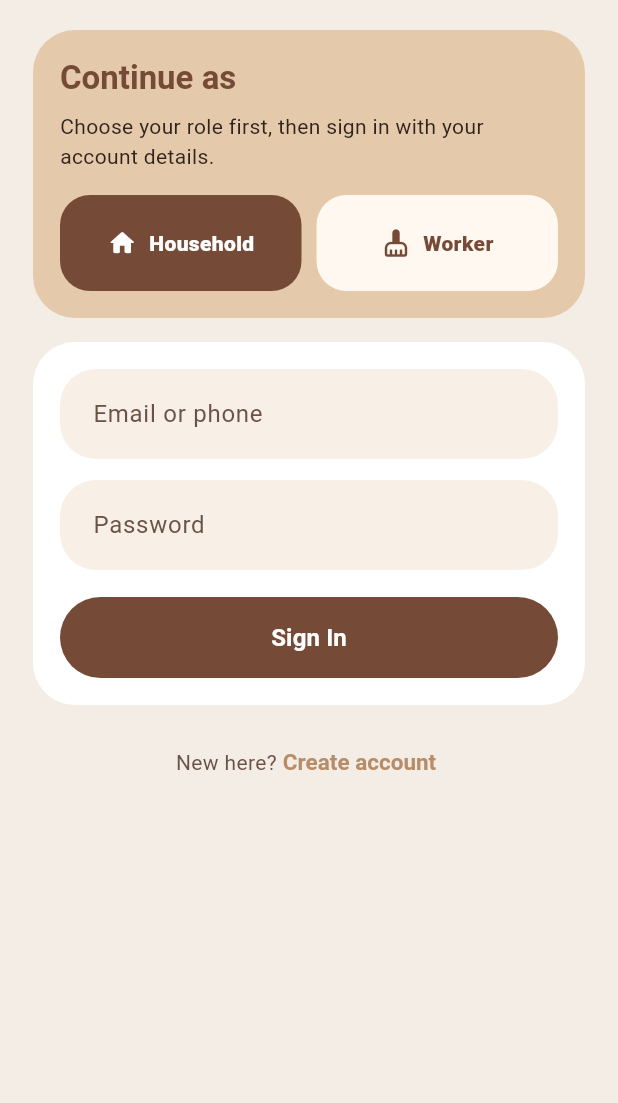
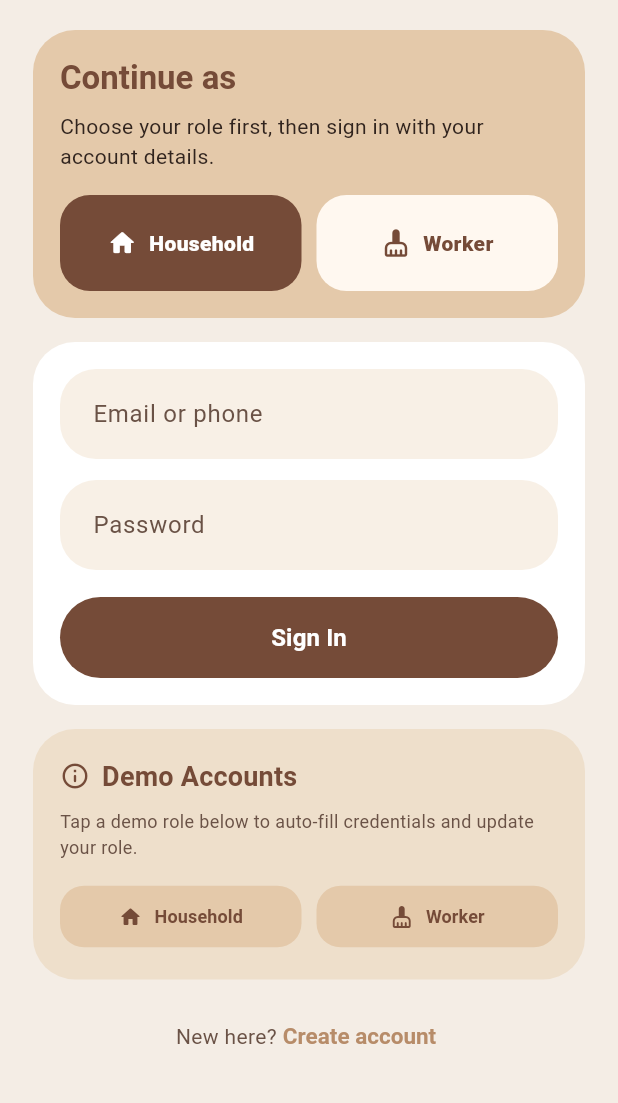
Before and after one commit to AbuZar-Babar/HomeEase, a Flutter app: the screen it shows after launch, after a tap on "Skip", on a phone screen of 412 x 824 dp, the part 123-1226 px from its top. Run offline on Flutter 3.47's test engine with Material 3 defaults, Android fonts, the phone set to English and light mode, and no system bars; accounts and stored records are empty.

Commit message:
feat: implement authentication system with dummy service and sign-in screen UI

```diff
--- /dev/null
+++ b/Home Ease Project/MobileApp/homeease/lib/data/dummy_auth_service.dart
@@ -0,0 +1,88 @@
+import '../models/worker_profile.dart';
+
+class DummyAuthService {
+  // Singleton pattern
+  static final DummyAuthService _instance = DummyAuthService._internal();
+  factory DummyAuthService() => _instance;
+
+  DummyAuthService._internal() {
+    // Seed initial demo users
+    _users.addAll([
+      AppUser(
+        id: 'h_demo_1',
+        fullName: 'Babar Khan',
+        email: 'household@homeease.com',
+        phone: '+923001234567',
+        password: 'password123',
+        role: 'Household',
+        accountStatus: 'Active',
+        createdAt: DateTime.now().subtract(const Duration(days: 30)),
+      ),
+      AppUser(
+        id: 'worker_1', // Rabia Bibi in SampleData.workers
+        fullName: 'Rabia Bibi',
+        email: 'worker@homeease.com',
+        phone: '+923111234567',
+        password: 'password123',
+        role: 'Worker',
+        accountStatus: 'Active',
+        createdAt: DateTime.now().subtract(const Duration(days: 30)),
+      ),
+    ]);
+  }
+
+  final List<AppUser> _users = [];
+  AppUser? _currentUser;
+
+  AppUser? get currentUser => _currentUser;
+
+  /// Validates email/password/role and returns the signed-in [AppUser] if successful,
+  /// otherwise returns null.
+  AppUser? signIn(String email, String password, String role) {
+    try {
+      final user = _users.firstWhere(
+        (u) =>
+            u.email.trim().toLowerCase() == email.trim().toLowerCase() &&
+            u.password == password &&
+            u.role.toLowerCase() == role.toLowerCase(),
+      );
+      _currentUser = user;
+      return user;
+    } catch (_) {
+      return null;
+    }
+  }
+
+  /// Registers a new user dynamically in-memory and auto-signs them in.
+  AppUser signUp({
+    required String name,
+    required String email,
+    required String phone,
+    required String password,
+    required String role,
+  }) {
+    final newUser = AppUser(
+      id: 'u_${DateTime.now().millisecondsSinceEpoch}',
+      fullName: name,
+      email: email,
+      phone: phone,
+      password: password,
+      role: role,
+      accountStatus: 'Active',
+      createdAt: DateTime.now(),
+    );
+    _users.add(newUser);
+    _currentUser = newUser;
+    return newUser;
+  }
+
+  /// Signs out the current user.
+  void signOut() {
+    _currentUser = null;
+  }
+
+  /// Get the seeded demo accounts for quick auto-fill.
+  List<AppUser> getDemoAccounts() {
+    return _users.where((u) => u.id.startsWith('h_demo') || u.id == 'worker_1').toList();
+  }
+}
--- a/Home Ease Project/MobileApp/homeease/lib/screens/home_search_screen.dart
+++ b/Home Ease Project/MobileApp/homeease/lib/screens/home_search_screen.dart
@@ -1,6 +1,7 @@
 import 'package:flutter/material.dart';
 import 'package:flutter/services.dart';
 
+import '../data/dummy_auth_service.dart';
 import '../models/worker_profile.dart';
 import '../theme/home_ease_theme.dart';
 import '../widgets/app_scaffold.dart';
@@ -173,8 +174,12 @@ class _HomeSearchScreenState extends State<HomeSearchScreen> {
   Widget build(BuildContext context) {
     final filteredList = _getFilteredWorkers();
 
+    final currentUser = DummyAuthService().currentUser;
+    final subtitle = currentUser != null ? 'Welcome back, ${currentUser.fullName}' : null;
+
     return AppScaffold(
       title: 'Find help nearby',
+      subtitle: subtitle,
       onLogout: widget.onLogout,
       child: Column(
         crossAxisAlignment: CrossAxisAlignment.start,
--- a/Home Ease Project/MobileApp/homeease/lib/screens/sign_in_screen.dart
+++ b/Home Ease Project/MobileApp/homeease/lib/screens/sign_in_screen.dart
@@ -1,6 +1,7 @@
 import 'package:flutter/material.dart';
 import 'package:flutter/services.dart';
 
+import '../data/dummy_auth_service.dart';
 import '../theme/home_ease_theme.dart';
 import '../widgets/app_scaffold.dart';
 import '../widgets/home_ease_widgets.dart';
@@ -117,19 +118,117 @@ class _SignInScreenState extends State<SignInScreen> {
                 HomeEaseButton(
                   label: 'Sign In',
                   onPressed: () {
-                    if (_emailController.text.trim().isEmpty ||
-                        _passwordController.text.trim().isEmpty) {
+                    final email = _emailController.text.trim();
+                    final password = _passwordController.text;
+                    if (email.isEmpty || password.isEmpty) {
                       ScaffoldMessenger.of(context).showSnackBar(
                         const SnackBar(content: Text('Please enter your email and password.')),
                       );
                       return;
                     }
-                    if (_selectedRole == 'Household') {
-                      widget.onSignIn();
+
+                    final user = DummyAuthService().signIn(email, password, _selectedRole);
+                    if (user != null) {
+                      if (_selectedRole == 'Household') {
+                        widget.onSignIn();
+                      } else {
+                        widget.onWorkerSignIn();
+                      }
                     } else {
-                      widget.onWorkerSignIn();
+                      ScaffoldMessenger.of(context).showSnackBar(
+                        SnackBar(
+                          content: Text(
+                            'Invalid credentials for $_selectedRole. Try a demo account or sign up.',
+                          ),
+                        ),
+                      );
                     }
                   },
+                ),
+              ],
+            ),
+          ),
+          const SizedBox(height: 16),
+          HomeEaseCard(
+            color: HomeEaseTheme.card,
+            child: Column(
+              crossAxisAlignment: CrossAxisAlignment.start,
+              children: [
+                Row(
+                  children: [
+                    const Icon(Icons.info_outline_rounded, color: HomeEaseTheme.brand, size: 20),
+                    const SizedBox(width: 8),
+                    Text(
+                      'Demo Accounts',
+                      style: Theme.of(context).textTheme.titleMedium?.copyWith(
+                            color: HomeEaseTheme.brand,
+                            fontWeight: FontWeight.bold,
+                          ),
+                    ),
+                  ],
+                ),
+                const SizedBox(height: 8),
+                const Text(
+                  'Tap a demo role below to auto-fill credentials and update your role.',
+                  style: TextStyle(fontSize: 12, color: HomeEaseTheme.muted),
+                ),
+                const SizedBox(height: 14),
+                Row(
+                  children: [
+                    Expanded(
+                      child: ElevatedButton.icon(
+                        icon: const Icon(Icons.home_rounded, size: 16),
+                        label: const Text('Household', style: TextStyle(fontSize: 12, fontWeight: FontWeight.bold)),
+                        style: ElevatedButton.styleFrom(
+                          backgroundColor: HomeEaseTheme.cardDark,
+                          foregroundColor: HomeEaseTheme.brand,
+                          elevation: 0,
+                          padding: const EdgeInsets.symmetric(vertical: 12),
+                          shape: RoundedRectangleBorder(
+                            borderRadius: BorderRadius.circular(16),
+                          ),
+                        ),
+                        onPressed: () {
+                          HapticFeedback.mediumImpact();
+                          setState(() {
+                            _selectedRole = 'Household';
+                            _emailController.text = 'household@homeease.com';
+                            _passwordController.text = 'password123';
+                          });
+                          ScaffoldMessenger.of(context).showSnackBar(
+                            const SnackBar(content: Text('Household demo credentials loaded.')),
+                          );
+                        },
+                      ),
+                    ),
+                    const SizedBox(width: 10),
+                    Expanded(
+                      child: ElevatedButton.icon(
+                        icon: const Icon(Icons.cleaning_services_rounded, size: 16),
+                        label: const Text('Worker', style: TextStyle(fontSize: 12, fontWeight: FontWeight.bold)),
+                        style: ElevatedButton.styleFrom(
+                          backgroundColor: HomeEaseTheme.cardDark,
+                          foregroundColor: HomeEaseTheme.brand,
+                          elevation: 0,
+                          padding: const EdgeInsets.symmetric(vertical: 12),
+                          shape: RoundedRectangleBorder(
+                            borderRadius: BorderRadius.circular(16),
+                          ),
+                        ),
+                        onPressed: () {
+                          HapticFeedback.mediumImpact();
+                          setState(() {
+                            _selectedRole = 'Worker';
+                            _emailController.text = 'worker@homeease.com';
+                            _passwordController.text = 'password123';
+                          });
+                          ScaffoldMessenger.of(context).showSnackBar(
+                            const SnackBar(content: Text('Worker demo credentials loaded.')),
+                          );
+                        },
+                      ),
+                    ),
+                  ],
                 ),
               ],
             ),
--- a/Home Ease Project/MobileApp/homeease/lib/screens/worker_dashboard_screen.dart
+++ b/Home Ease Project/MobileApp/homeease/lib/screens/worker_dashboard_screen.dart
@@ -11,6 +11,7 @@ class WorkerDashboardScreen extends StatelessWidget {
     super.key,
     required this.bookings,
     required this.verificationStatus,
+    this.workerName,
     required this.onAcceptBooking,
     required this.onRejectBooking,
     required this.onManageAvailability,
@@ -22,6 +23,7 @@ class WorkerDashboardScreen extends StatelessWidget {
 
   final List<Booking> bookings;
   final String verificationStatus;
+  final String? workerName;
   final ValueChanged<Booking> onAcceptBooking;
   final ValueChanged<Booking> onRejectBooking;
   final VoidCallback onManageAvailability;
@@ -37,6 +39,7 @@ class WorkerDashboardScreen extends StatelessWidget {
 
     return AppScaffold(
       title: 'Worker dashboard',
+      subtitle: workerName != null ? 'Welcome back, $workerName' : null,
       onLogout: onLogout,
       child: Column(
         crossAxisAlignment: CrossAxisAlignment.start,
```
Also changed, not shown: Home Ease Project/MobileApp/homeease/lib/app/home_ease_flow.dart (+22 -6 lines), 5 other files.
